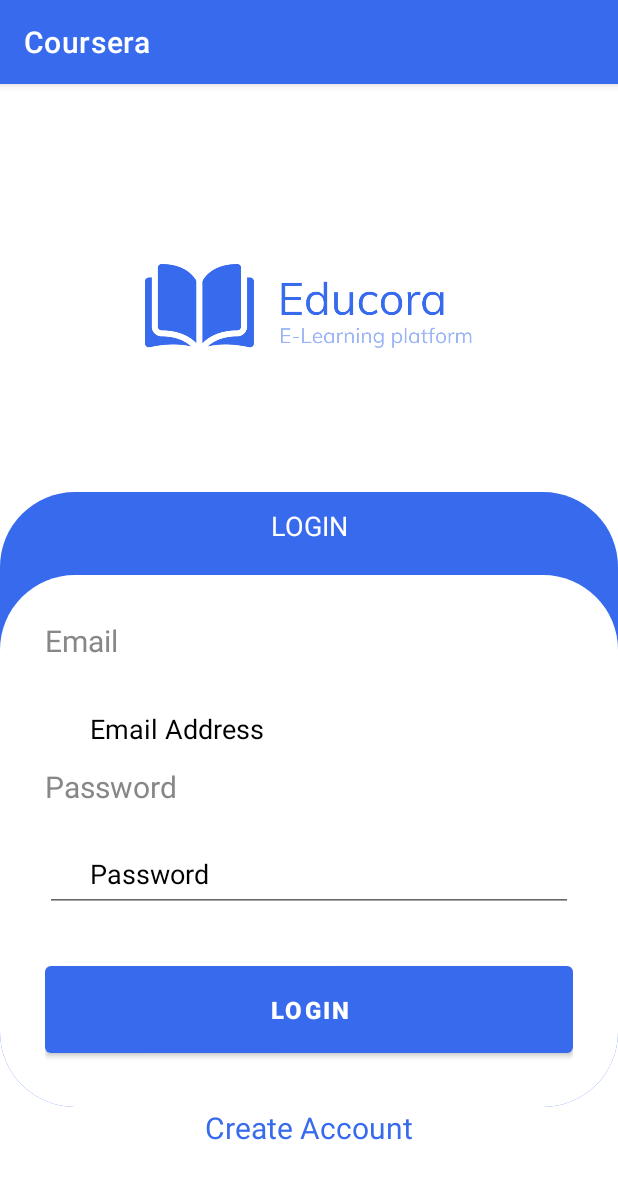
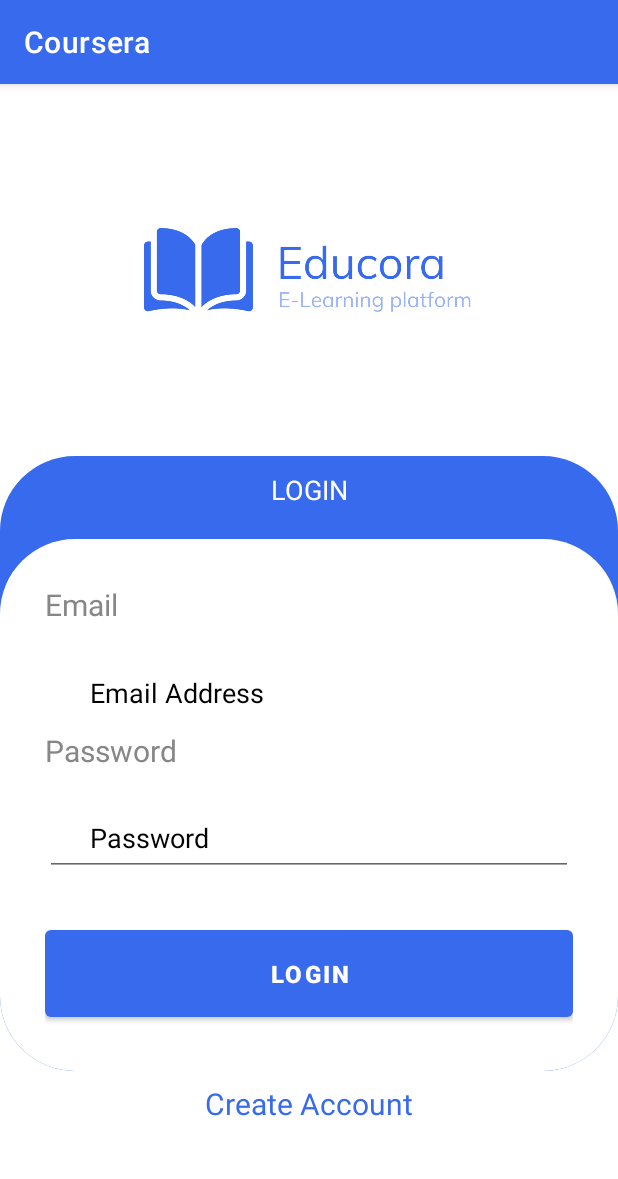
Before and after one commit to bangyadiii/Educora, an Android app: the login screen opened directly, with no data from a screen before it, on a phone screen of 412 x 824 dp. Shown: the top 1179 px of the screen. Run offline under Robolectric (Android 15) with nearby library versions, the phone set to English and light mode, and no system bars.

Commit message:
fixing position

```diff
--- a/app/src/main/res/layout/activity_login.xml
+++ b/app/src/main/res/layout/activity_login.xml
@@ -10,26 +10,27 @@
         android:id="@+id/login_logo"
         android:layout_width="220dp"
         android:layout_height="56dp"
+        android:layout_marginTop="96dp"
         android:src="@drawable/logo"
-        android:layout_marginTop="120dp"
         app:layout_constraintEnd_toEndOf="parent"
+        app:layout_constraintHorizontal_bias="0.497"
         app:layout_constraintStart_toStartOf="parent"
-        app:layout_constraintTop_toTopOf="parent"/>
+        app:layout_constraintTop_toTopOf="parent" />
 
     <TextView
         android:id="@+id/login"
         android:layout_width="match_parent"
         android:layout_height="410dp"
-        android:paddingTop="10dp"
         android:layout_marginTop="96dp"
         android:background="@drawable/lengkung_biru"
+        android:paddingTop="10dp"
         android:text="LOGIN"
+        android:textAlignment="center"
         android:textColor="@color/white"
         android:textSize="18dp"
-        android:textAlignment="center"
-        app:layout_constraintTop_toBottomOf="@+id/login_logo"
         app:layout_constraintLeft_toLeftOf="parent"
-        app:layout_constraintRight_toRightOf="parent"/>
+        app:layout_constraintRight_toRightOf="parent"
+        app:layout_constraintTop_toBottomOf="@+id/login_logo" />
 
     <LinearLayout
         android:id="@+id/form_login"
@@ -88,15 +89,18 @@
             android:textStyle="bold"/>
 
     </LinearLayout>
+
     <TextView
         android:id="@+id/create_account"
         android:layout_width="wrap_content"
         android:layout_height="wrap_content"
-        android:textSize="20dp"
         android:text="Create Account"
         android:textColor="@color/blue_primary"
+        android:textSize="20dp"
+        app:layout_constraintBottom_toBottomOf="parent"
+        app:layout_constraintEnd_toEndOf="parent"
+        app:layout_constraintStart_toStartOf="parent"
         app:layout_constraintTop_toBottomOf="@id/form_login"
-        app:layout_constraintStart_toStartOf="parent"
-        app:layout_constraintEnd_toEndOf="parent"/>
+        app:layout_constraintVertical_bias="0.100000024" />
 
 </androidx.constraintlayout.widget.ConstraintLayout>
```
